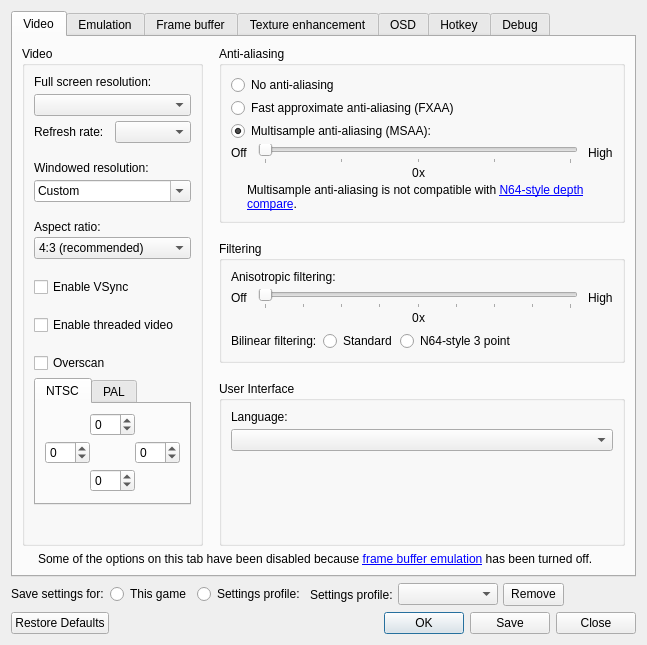
Before: the Qt Designer form mupen64plus-video-gliden64/upstream/src/GLideNUI/configDialog.ui in mupen64plus-ae/mupen64plus-ae, drawn with Qt 5.
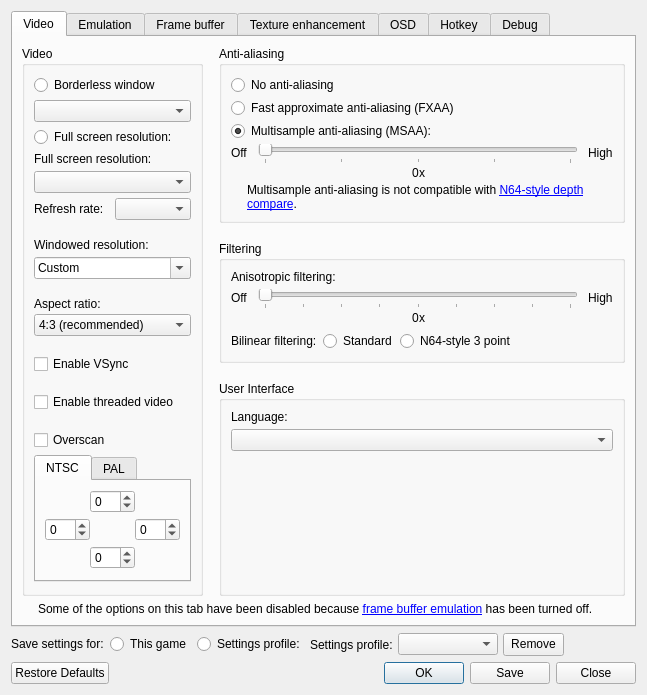
After: the same form once the commit is applied. Icons and pictures are not drawn.

```diff
--- a/mupen64plus-video-gliden64/upstream/src/GLideNUI/configDialog.ui
+++ b/mupen64plus-video-gliden64/upstream/src/GLideNUI/configDialog.ui
@@ -10,7 +10,7 @@
     <x>0</x>
     <y>0</y>
     <width>597</width>
-    <height>612</height>
+    <height>661</height>
    </rect>
   </property>
   <property name="windowTitle">
@@ -76,7 +76,24 @@
                 <number>0</number>
                </property>
                <item>
-                <widget class="QLabel" name="fullScreenResolutionLabel">
+                <widget class="QRadioButton" name="borderlessRadioButton">
+                 <property name="text">
+                  <string>Borderless window</string>
+                 </property>
+                </widget>
+               </item>
+               <item>
+                <widget class="QComboBox" name="borderlessComboBox"/>
+               </item>
+               <item>
+                <widget class="QRadioButton" name="fullScreenRadioButton">
+                 <property name="text">
+                  <string>Full screen resolution:</string>
+                 </property>
+                </widget>
+               </item>
+               <item>
+                <widget class="QLabel" name="fullscreenResolutionLabel">
                  <property name="text">
                   <string>Full screen resolution:</string>
                  </property>
```
Left out of the diff: 68 changed lines with no effect on the pictures.
